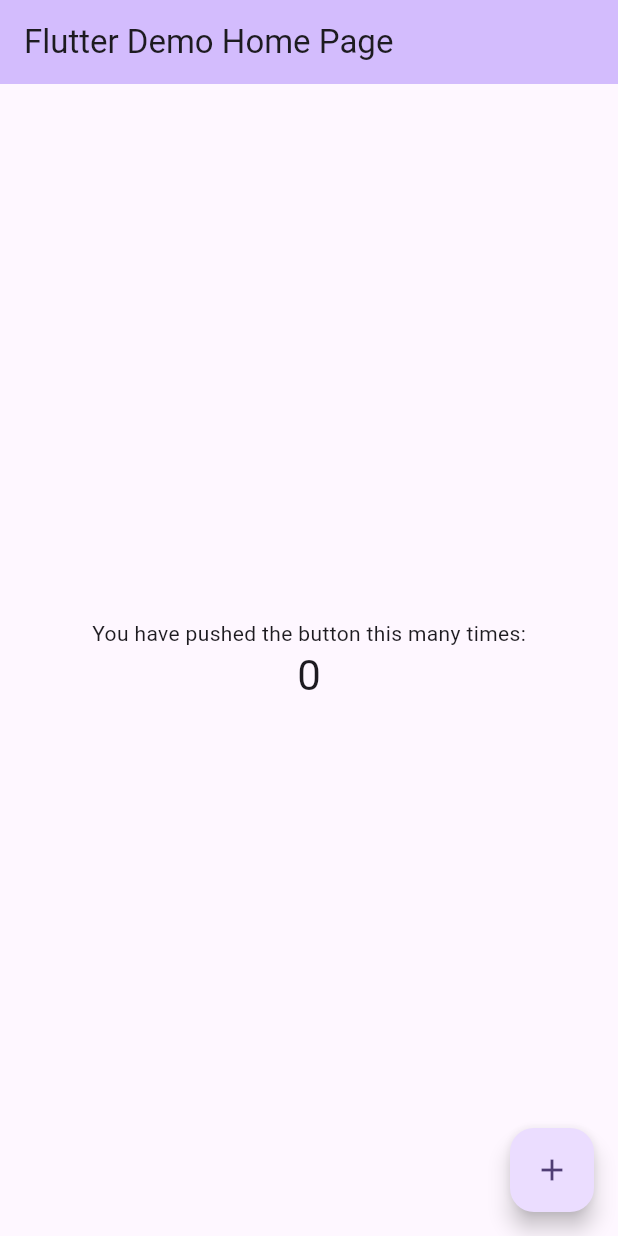
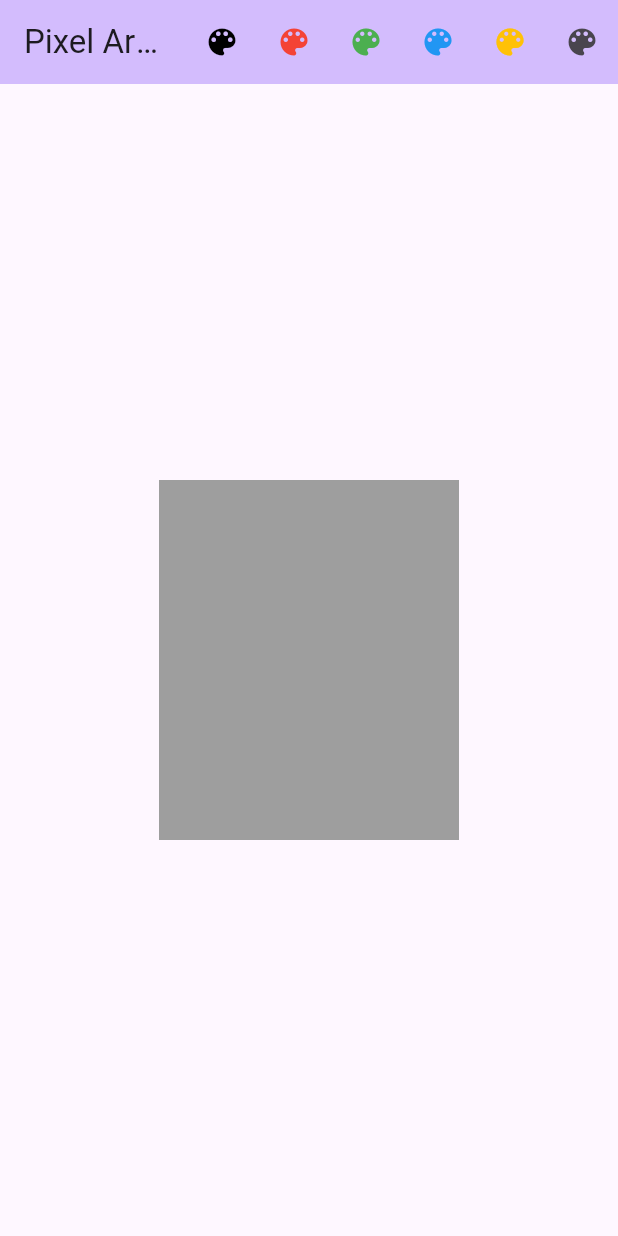
Before and after one commit to michasng/pixelart, a Flutter app: the screen it shows after launch, on a phone screen of 412 x 824 dp. Run offline on Flutter 3.47's test engine with Material 2 defaults, Android fonts, the phone set to English and light mode, and no system bars.

Commit message:
Add basic pixel art canvas

```diff
--- /dev/null
+++ b/lib/components/pixel_art_canvas.dart
@@ -0,0 +1,97 @@
+import 'package:flutter/material.dart';
+
+class PixelArtCanvas extends StatefulWidget {
+  final int width, height;
+  final Color? initialFillColor;
+  final Color? Function() getColor;
+
+  const PixelArtCanvas({
+    super.key,
+    required this.width,
+    required this.height,
+    required this.initialFillColor,
+    required this.getColor,
+  });
+
+  @override
+  State<PixelArtCanvas> createState() => _PixelArtCanvasState();
+}
+
+class _PixelArtCanvasState extends State<PixelArtCanvas> {
+  late PixelArtPainter _pixelPainter;
+  late double _scale;
+
+  @override
+  void initState() {
+    super.initState();
+
+    final pixels = _generatePixels(widget.initialFillColor);
+    _pixelPainter = PixelArtPainter(pixels: pixels);
+    _scale = 20;
+  }
+
+  List<List<Color?>> _generatePixels(Color? color) {
+    return List.generate(
+      widget.height,
+      (index) => List.filled(widget.width, color),
+    );
+  }
+
+  (int x, int y) localToPixel(Offset localPosition) {
+    var pixelPosition = localPosition / _scale;
+    return (pixelPosition.dx.toInt(), pixelPosition.dy.toInt());
+  }
+
+  @override
+  Widget build(BuildContext context) {
+    return GestureDetector(
+      onTapDown: (details) {
+        var (x, y) = localToPixel(details.localPosition);
+        setState(() {
+          final pixels = _pixelPainter.pixels;
+          pixels[y][x] = widget.getColor();
+          setState(() {
+            _pixelPainter = PixelArtPainter(pixels: pixels);
+          });
+        });
+      },
+      child: Transform.scale(
+        alignment: Alignment.topLeft,
+        scale: _scale,
+        child: CustomPaint(
+          willChange: true,
+          isComplex: true,
+          painter: _pixelPainter,
+          size: Size(widget.width * _scale, widget.height * _scale),
+        ),
+      ),
+    );
+  }
+}
+
+class PixelArtPainter extends CustomPainter {
+  static const pixelSize = 1.0;
+
+  List<List<Color?>> pixels;
+
+  PixelArtPainter({required this.pixels});
+
+  @override
+  void paint(Canvas canvas, Size size) {
+    final paint = Paint();
+
+    for (int y = 0; y < pixels.length; y++) {
+      for (int x = 0; x < pixels[y].length; x++) {
+        if (pixels[y][x] == null) continue;
+        paint.color = pixels[y][x]!;
+        canvas.drawRect(
+          Rect.fromLTWH(x * pixelSize, y * pixelSize, pixelSize, pixelSize),
+          paint,
+        );
+      }
+    }
+  }
+
+  @override
+  bool shouldRepaint(PixelArtPainter oldDelegate) => true;
+}
--- /dev/null
+++ b/lib/components/pixel_art_page.dart
@@ -0,0 +1,52 @@
+import 'package:flutter/material.dart';
+import 'package:pixelart/components/pixel_art_canvas.dart';
+
+class PixelArtPage extends StatefulWidget {
+  static const colors = [
+    Colors.black,
+    Colors.red,
+    Colors.green,
+    Colors.blue,
+    Colors.amber,
+    null,
+  ];
+
+  const PixelArtPage({super.key});
+
+  @override
+  State<PixelArtPage> createState() => _PixelArtPageState();
+}
+
+class _PixelArtPageState extends State<PixelArtPage> {
+  Color? _selectedColor = Colors.black;
+
+  @override
+  Widget build(BuildContext context) {
+    return Scaffold(
+      appBar: AppBar(
+        title: const Text('Pixel Art App'),
+        backgroundColor: Theme.of(context).colorScheme.inversePrimary,
+        actions: [
+          for (var color in PixelArtPage.colors)
+            IconButton(
+              onPressed: () {
+                setState(() {
+                  _selectedColor = color;
+                });
+              },
+              style: IconButton.styleFrom(foregroundColor: color),
+              icon: const Icon(Icons.color_lens),
+            ),
+        ],
+      ),
+      body: Center(
+        child: PixelArtCanvas(
+          width: 10,
+          height: 12,
+          getColor: () => _selectedColor,
+          initialFillColor: Colors.grey,
+        ),
+      ),
+    );
+  }
+}
--- a/lib/main.dart
+++ b/lib/main.dart
@@ -1,69 +1,22 @@
 import 'package:flutter/material.dart';
+import 'package:pixelart/components/pixel_art_page.dart';
 
 void main() {
-  runApp(const MyApp());
+  runApp(const App());
 }
 
-class MyApp extends StatelessWidget {
-  const MyApp({super.key});
+class App extends StatelessWidget {
+  const App({super.key});
 
   @override
   Widget build(BuildContext context) {
     return MaterialApp(
-      title: 'Flutter Demo',
+      title: 'Pixel Art App',
       theme: ThemeData(
         colorScheme: ColorScheme.fromSeed(seedColor: Colors.deepPurple),
         useMaterial3: true,
       ),
-      home: const MyHomePage(title: 'Flutter Demo Home Page'),
+      home: const PixelArtPage(),
     );
   }
 }
-
-class MyHomePage extends StatefulWidget {
-  const MyHomePage({super.key, required this.title});
-
-  final String title;
-
-  @override
-  State<MyHomePage> createState() => _MyHomePageState();
-}
-
-class _MyHomePageState extends State<MyHomePage> {
-  int _counter = 0;
-
-  void _incrementCounter() {
-    setState(() {
-      _counter++;
-    });
-  }
-
-  @override
-  Widget build(BuildContext context) {
-    return Scaffold(
-      appBar: AppBar(
-        backgroundColor: Theme.of(context).colorScheme.inversePrimary,
-        title: Text(widget.title),
-      ),
-      body: Center(
-        child: Column(
-          mainAxisAlignment: MainAxisAlignment.center,
-          children: <Widget>[
-            const Text(
-              'You have pushed the button this many times:',
-            ),
-            Text(
-              '$_counter',
-              style: Theme.of(context).textTheme.headlineMedium,
-            ),
-          ],
-        ),
-      ),
-      floatingActionButton: FloatingActionButton(
-        onPressed: _incrementCounter,
-        tooltip: 'Increment',
-        child: const Icon(Icons.add),
-      ),
-    );
-  }
-}
```
Also changed, not shown: 1 other file.
